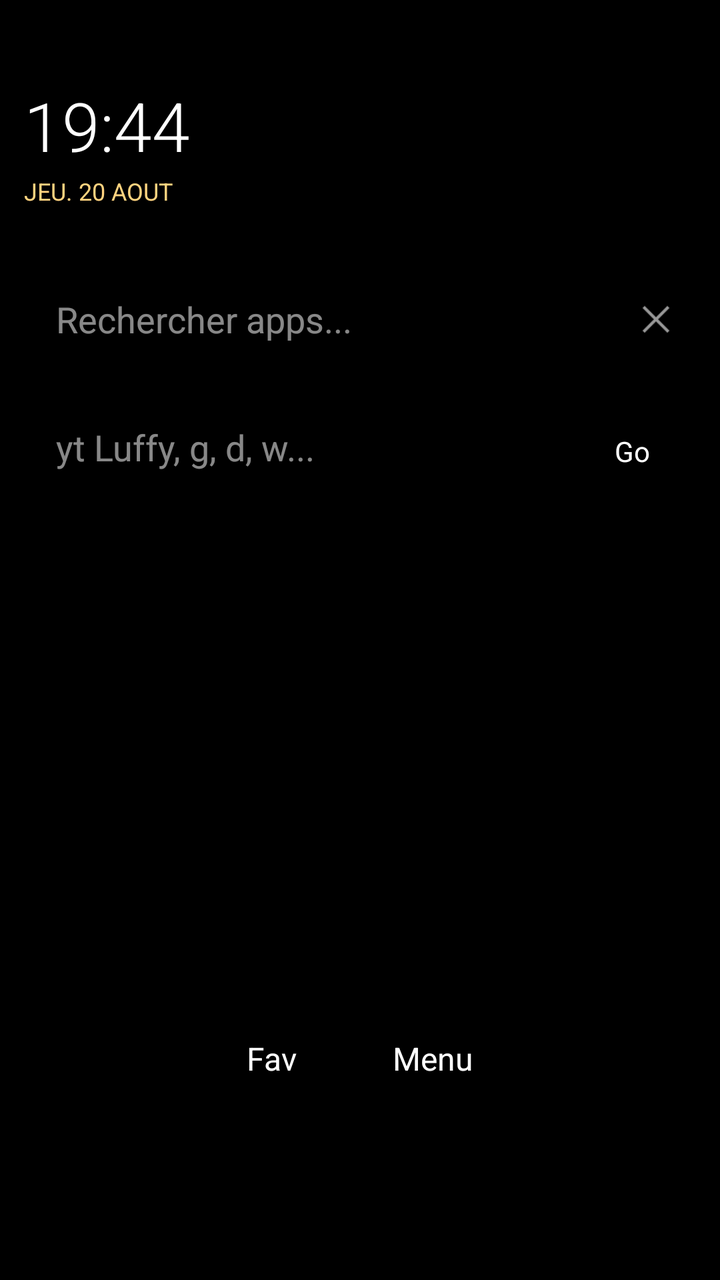
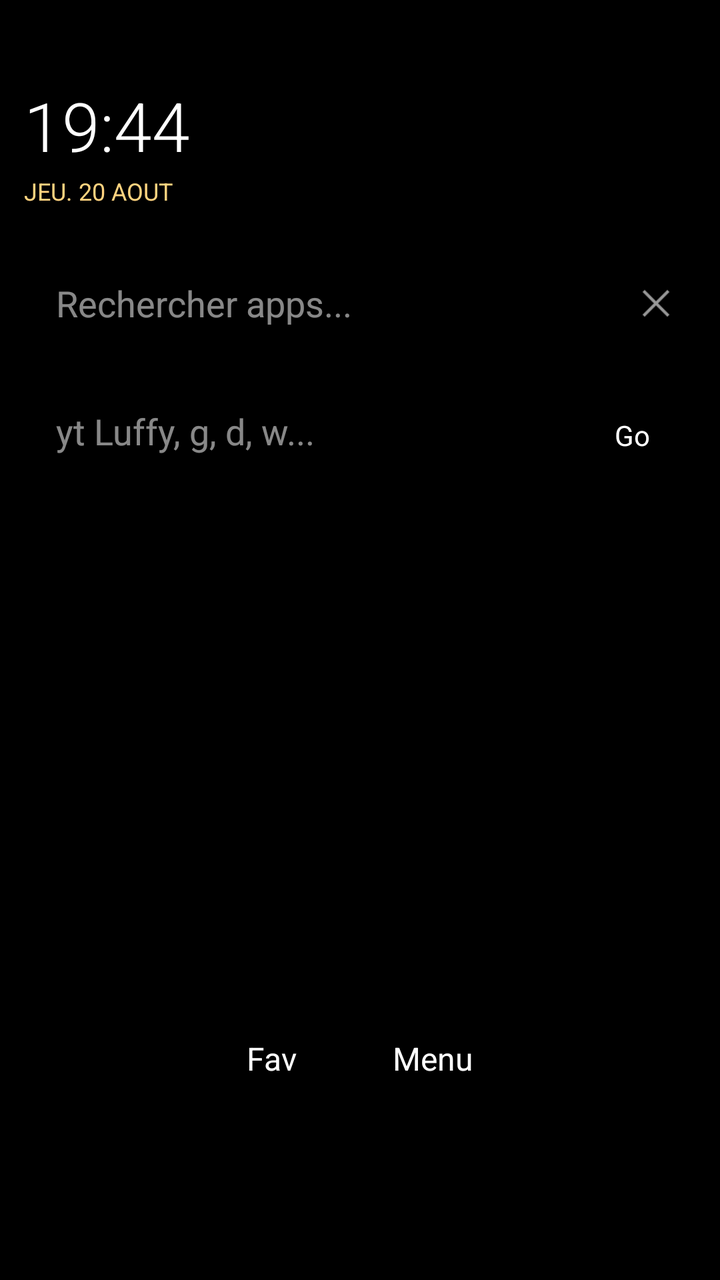

Screens rendered from an Android XML layout before and after an edit, with the pre-edit source and the edit as a unified diff.
<!-- AndroidManifest.xml: application theme android:Theme.Light.NoTitleBar.Fullscreen -->
<!-- res/layout/activity_main.xml -->
<?xml version="1.0" encoding="utf-8"?>
<FrameLayout xmlns:android="http://schemas.android.com/apk/res/android"
    android:id="@+id/root"
    android:layout_width="match_parent"
    android:layout_height="match_parent"
    android:background="#000000">
    <ImageView android:id="@+id/wallpaper" android:layout_width="match_parent" android:layout_height="match_parent" android:scaleType="centerCrop" />
    <LinearLayout android:layout_width="match_parent" android:layout_height="match_parent" android:orientation="vertical" android:paddingTop="40dp" android:paddingLeft="12dp" android:paddingRight="12dp">
        <TextView android:id="@+id/clock" android:layout_width="wrap_content" android:layout_height="wrap_content" android:text="19:44" android:textSize="34sp" android:textColor="#FFFFFF" android:fontFamily="sans-serif-light" />
        <TextView android:id="@+id/dateInfo" android:layout_width="wrap_content" android:layout_height="wrap_content" android:text="JEU. 20 AOUT" android:textSize="12sp" android:textColor="#FFD37F" android:layout_marginTop="2dp" />
        <LinearLayout android:id="@+id/widgetContainer" android:layout_width="match_parent" android:layout_height="wrap_content" android:orientation="vertical" android:layout_marginTop="8dp" />
        <LinearLayout android:layout_width="match_parent" android:layout_height="wrap_content" android:orientation="horizontal" android:layout_marginTop="20dp">
            <EditText android:id="@+id/searchAppsMain" android:layout_width="0dp" android:layout_height="56dp" android:layout_weight="1" android:hint="Rechercher apps..." android:background="@android:color/transparent" android:padding="16dp" android:textColor="#FFFFFF" android:textColorHint="#88FFFFFF" android:singleLine="true" />
            <ImageView android:id="@+id/clearApps" android:layout_width="40dp" android:layout_height="40dp" android:src="@android:drawable/ic_menu_close_clear_cancel" android:layout_gravity="center" android:padding="8dp" />
        </LinearLayout>
        <LinearLayout android:layout_width="match_parent" android:layout_height="wrap_content" android:orientation="horizontal" android:layout_marginTop="8dp">
            <EditText android:id="@+id/searchWebMain" android:layout_width="0dp" android:layout_height="56dp" android:layout_weight="1" android:hint="yt Luffy, g, d, w..." android:background="@android:color/transparent" android:padding="16dp" android:textColor="#FFFFFF" android:textColorHint="#88FFFFFF" android:singleLine="true" />
            <TextView android:id="@+id/btnWebGo" android:layout_width="64dp" android:layout_height="56dp" android:text="Go" android:gravity="center" android:textColor="#FFFFFF" />
        </LinearLayout>
        <androidx.recyclerview.widget.RecyclerView android:id="@+id/rvFavorites" android:layout_width="match_parent" android:layout_height="0dp" android:layout_weight="1" android:padding="4dp" android:layout_marginTop="12dp" />
        <androidx.recyclerview.widget.RecyclerView android:id="@+id/rvSuggestions" android:layout_width="match_parent" android:layout_height="wrap_content" android:visibility="gone" />
        <LinearLayout android:layout_width="match_parent" android:layout_height="wrap_content" android:gravity="center" android:orientation="horizontal" android:layout_marginTop="12dp" android:layout_marginBottom="8dp">
            <TextView android:id="@+id/btnAddFav" android:layout_width="wrap_content" android:layout_height="wrap_content" android:text="Fav" android:textColor="#FFFFFF" android:padding="12dp" android:textSize="16sp" />
            <TextView android:id="@+id/btnMenu" android:layout_width="wrap_content" android:layout_height="wrap_content" android:text="Menu" android:textColor="#FFFFFF" android:padding="12dp" android:layout_marginLeft="24dp" android:textSize="16sp" />
        </LinearLayout>
        <LinearLayout android:id="@+id/dock" android:layout_width="match_parent" android:layout_height="wrap_content" android:orientation="horizontal" android:gravity="center" android:padding="8dp">
            <FrameLayout android:id="@+id/dPhone" android:layout_width="0dp" android:layout_height="64dp" android:layout_weight="1"><ImageView android:layout_width="48dp" android:layout_height="48dp" android:layout_gravity="center" /></FrameLayout>
            <FrameLayout android:id="@+id/dMsg" android:layout_width="0dp" android:layout_height="64dp" android:layout_weight="1"><ImageView android:layout_width="48dp" android:layout_height="48dp" android:layout_gravity="center" /></FrameLayout>
            <FrameLayout android:id="@+id/dExtra" android:layout_width="0dp" android:layout_height="64dp" android:layout_weight="1"><ImageView android:layout_width="48dp" android:layout_height="48dp" android:layout_gravity="center" /></FrameLayout>
            <FrameLayout android:id="@+id/dDrawer" android:layout_width="0dp" android:layout_height="64dp" android:layout_weight="1"><ImageView android:layout_width="48dp" android:layout_height="48dp" android:layout_gravity="center" /></FrameLayout>
            <FrameLayout android:id="@+id/dCam" android:layout_width="0dp" android:layout_height="64dp" android:layout_weight="1"><ImageView android:layout_width="48dp" android:layout_height="48dp" android:layout_gravity="center" /></FrameLayout>
            <FrameLayout android:id="@+id/dChrome" android:layout_width="0dp" android:layout_height="64dp" android:layout_weight="1"><ImageView android:layout_width="48dp" android:layout_height="48dp" android:layout_gravity="center" /></FrameLayout>
        </LinearLayout>
    </LinearLayout>
</FrameLayout>
<!-- resources referenced by this layout -->
<resources>

</resources>

<!-- the commit's change to res/layout/activity_main.xml (unified diff, before → after) -->
@@ -5,10 +5,10 @@
     android:layout_height="match_parent"
     android:background="#000000">
     <ImageView android:id="@+id/wallpaper" android:layout_width="match_parent" android:layout_height="match_parent" android:scaleType="centerCrop" />
+    <FrameLayout android:id="@+id/widgetContainer" android:layout_width="match_parent" android:layout_height="match_parent" />
     <LinearLayout android:layout_width="match_parent" android:layout_height="match_parent" android:orientation="vertical" android:paddingTop="40dp" android:paddingLeft="12dp" android:paddingRight="12dp">
         <TextView android:id="@+id/clock" android:layout_width="wrap_content" android:layout_height="wrap_content" android:text="19:44" android:textSize="34sp" android:textColor="#FFFFFF" android:fontFamily="sans-serif-light" />
         <TextView android:id="@+id/dateInfo" android:layout_width="wrap_content" android:layout_height="wrap_content" android:text="JEU. 20 AOUT" android:textSize="12sp" android:textColor="#FFD37F" android:layout_marginTop="2dp" />
-        <LinearLayout android:id="@+id/widgetContainer" android:layout_width="match_parent" android:layout_height="wrap_content" android:orientation="vertical" android:layout_marginTop="8dp" />
         <LinearLayout android:layout_width="match_parent" android:layout_height="wrap_content" android:orientation="horizontal" android:layout_marginTop="20dp">
             <EditText android:id="@+id/searchAppsMain" android:layout_width="0dp" android:layout_height="56dp" android:layout_weight="1" android:hint="Rechercher apps..." android:background="@android:color/transparent" android:padding="16dp" android:textColor="#FFFFFF" android:textColorHint="#88FFFFFF" android:singleLine="true" />
             <ImageView android:id="@+id/clearApps" android:layout_width="40dp" android:layout_height="40dp" android:src="@android:drawable/ic_menu_close_clear_cancel" android:layout_gravity="center" android:padding="8dp" />
